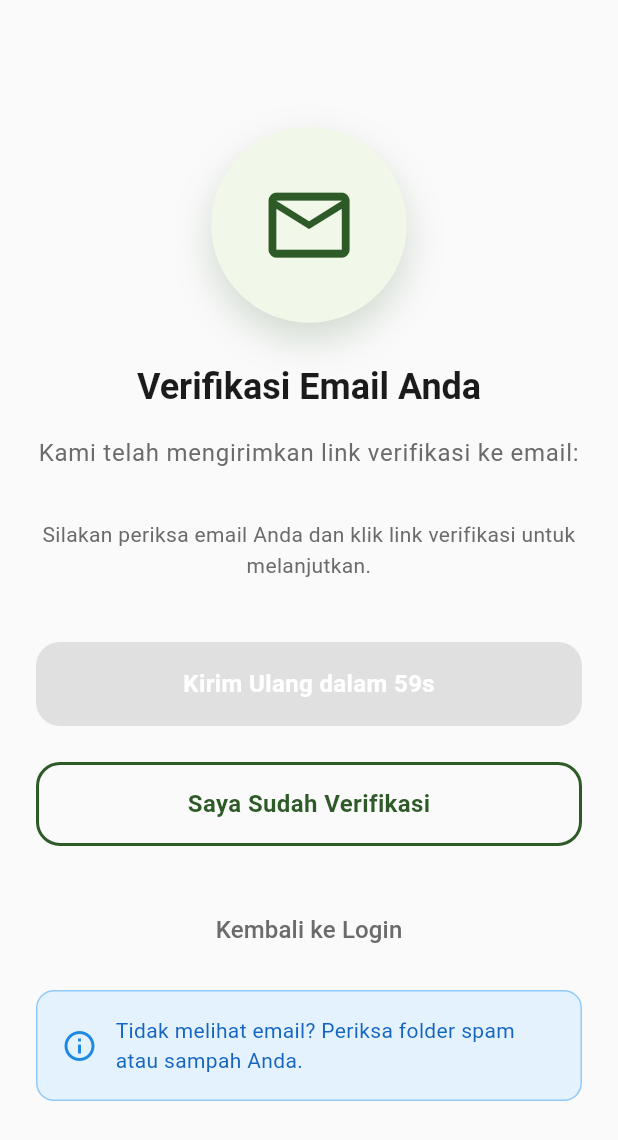
After one commit to prassaaa/HortiKita, a Flutter app: the EmailVerificationScreen screen opened directly, on a phone screen of 412 x 824 dp. The commit adds this screen. Shown: the top 1140 px of the screen. Run offline on Flutter 3.47's test engine with Material 3 defaults, Android fonts, the phone set to English and light mode, and no system bars; our stand-ins replace animated_text_kit, cached_network_image, cloud_firestore, firebase_auth, firebase_core, firebase_storage and 6 more; accounts and stored records are empty.

Commit message:
Add: Implement email verification process and related UI components

```diff
--- /dev/null
+++ b/lib/ui/screens/auth/email_verification_screen.dart
@@ -0,0 +1,382 @@
+import 'package:flutter/material.dart';
+import 'package:logger/logger.dart';
+import 'dart:async';
+import '../../../services/auth_service.dart';
+import '../home/home_screen.dart';
+import 'login_screen.dart';
+
+class EmailVerificationScreen extends StatefulWidget {
+  const EmailVerificationScreen({super.key});
+
+  @override
+  State<EmailVerificationScreen> createState() => _EmailVerificationScreenState();
+}
+
+class _EmailVerificationScreenState extends State<EmailVerificationScreen>
+    with TickerProviderStateMixin {
+  final Logger _logger = Logger();
+  final AuthService _authService = AuthService();
+  Timer? _timer;
+  bool _isLoading = false;
+  bool _canResendEmail = false;
+  int _resendCountdown = 60;
+  Timer? _countdownTimer;
+
+  // Animation Controllers
+  late AnimationController _fadeController;
+  late AnimationController _pulseController;
+  late Animation<double> _fadeAnimation;
+  late Animation<double> _pulseAnimation;
+
+  @override
+  void initState() {
+    super.initState();
+    _initializeAnimations();
+    _startEmailVerificationTimer();
+    _startResendCountdown();
+  }
+
+  @override
+  void dispose() {
+    _timer?.cancel();
+    _countdownTimer?.cancel();
+    _fadeController.dispose();
+    _pulseController.dispose();
+    super.dispose();
+  }
+
+  void _initializeAnimations() {
+    _fadeController = AnimationController(
+      duration: const Duration(milliseconds: 1000),
+      vsync: this,
+    );
+
+    _pulseController = AnimationController(
+      duration: const Duration(milliseconds: 1500),
+      vsync: this,
+    );
+
+    _fadeAnimation = Tween<double>(
+      begin: 0.0,
+      end: 1.0,
+    ).animate(CurvedAnimation(
+      parent: _fadeController,
+      curve: Curves.easeOut,
+    ));
+
+    _pulseAnimation = Tween<double>(
+      begin: 1.0,
+      end: 1.1,
+    ).animate(CurvedAnimation(
+      parent: _pulseController,
+      curve: Curves.easeInOut,
+    ));
+
+    _fadeController.forward();
+    _pulseController.repeat(reverse: true);
+  }
+
+  void _startEmailVerificationTimer() {
+    _timer = Timer.periodic(const Duration(seconds: 3), (timer) async {
+      await _checkEmailVerification();
+    });
+  }
+
+  void _startResendCountdown() {
+    _countdownTimer = Timer.periodic(const Duration(seconds: 1), (timer) {
+      setState(() {
+        if (_resendCountdown > 0) {
+          _resendCountdown--;
+        } else {
+          _canResendEmail = true;
+          timer.cancel();
+        }
+      });
+    });
+  }
+
+  Future<void> _checkEmailVerification() async {
+    try {
+      await _authService.reloadUser();
+      if (_authService.isEmailVerified) {
+        _timer?.cancel();
+        _logger.i('Email verified successfully');
+
+        // Navigate to home screen
+        if (mounted) {
+          Navigator.of(context).pushAndRemoveUntil(
+            MaterialPageRoute(builder: (context) => const HomeScreen()),
+            (route) => false,
+          );
+        }
+      }
+    } catch (e) {
+      _logger.e('Error checking email verification: $e');
+    }
+  }
+
+  Future<void> _resendVerificationEmail() async {
+    if (!_canResendEmail || _isLoading) return;
+
+    setState(() {
+      _isLoading = true;
+    });
+
+    try {
+      await _authService.sendEmailVerification();
+      setState(() {
+        _canResendEmail = false;
+        _resendCountdown = 60;
+      });
+      _startResendCountdown();
+
+      if (mounted) {
+        ScaffoldMessenger.of(context).showSnackBar(
+          const SnackBar(
+            content: Text('Email verifikasi telah dikirim ulang'),
+            backgroundColor: Colors.green,
+          ),
+        );
+      }
+    } catch (e) {
+      _logger.e('Error resending verification email: $e');
+      if (mounted) {
+        ScaffoldMessenger.of(context).showSnackBar(
+          SnackBar(
+            content: Text('Gagal mengirim ulang email: ${e.toString()}'),
+            backgroundColor: Colors.red,
+          ),
+        );
+      }
+    } finally {
+      setState(() {
+        _isLoading = false;
+      });
+    }
+  }
+
+  Future<void> _signOut() async {
+    try {
+      await _authService.signOut();
+      if (mounted) {
+        Navigator.of(context).pushAndRemoveUntil(
+          MaterialPageRoute(builder: (context) => const LoginScreen()),
+          (route) => false,
+        );
+      }
+    } catch (e) {
+      _logger.e('Error signing out: $e');
+    }
+  }
+
+  // Theme Colors
+  static const Color primaryColor = Color(0xFF2D5A27);
+  static const Color primaryLight = Color(0xFF4CAF50);
+  static const Color primarySurface = Color(0xFFF1F8E9);
+  static const Color surfaceColor = Color(0xFFFAFAFA);
+  static const Color textPrimary = Color(0xFF1B1B1B);
+  static const Color textSecondary = Color(0xFF6B6B6B);
+
+  @override
+  Widget build(BuildContext context) {
+    final user = _authService.currentUser;
+
+    return Scaffold(
+      backgroundColor: surfaceColor,
+      body: SafeArea(
+        child: FadeTransition(
+          opacity: _fadeAnimation,
+          child: Padding(
+            padding: const EdgeInsets.all(24.0),
+            child: Column(
+              mainAxisAlignment: MainAxisAlignment.center,
+              children: [
+                // Email Icon with pulse animation
+                ScaleTransition(
+                  scale: _pulseAnimation,
+                  child: Container(
+                    width: 120,
+                    height: 120,
+                    decoration: BoxDecoration(
+                      color: primarySurface,
+                      shape: BoxShape.circle,
+                      boxShadow: [
+                        BoxShadow(
+                          color: primaryColor.withValues(alpha: 0.2),
+                          blurRadius: 20,
+                          offset: const Offset(0, 10),
+                        ),
+                      ],
+                    ),
+                    child: const Icon(
+                      Icons.email_outlined,
+                      size: 60,
+                      color: primaryColor,
+                    ),
+                  ),
+                ),
+
+                const SizedBox(height: 32),
+
+                // Title
+                Text(
+                  'Verifikasi Email Anda',
+                  style: Theme.of(context).textTheme.headlineSmall?.copyWith(
+                    fontWeight: FontWeight.bold,
+                    color: textPrimary,
+                  ),
+                  textAlign: TextAlign.center,
+                ),
+
+                const SizedBox(height: 16),
+
+                // Description
+                Text(
+                  'Kami telah mengirimkan link verifikasi ke email:\n${user?.email ?? ''}',
+                  style: Theme.of(context).textTheme.bodyLarge?.copyWith(
+                    color: textSecondary,
+                    height: 1.5,
+                  ),
+                  textAlign: TextAlign.center,
+                ),
+
+                const SizedBox(height: 8),
+
+                Text(
+                  'Silakan periksa email Anda dan klik link verifikasi untuk melanjutkan.',
+                  style: Theme.of(context).textTheme.bodyMedium?.copyWith(
+                    color: textSecondary,
+                    height: 1.5,
+                  ),
+                  textAlign: TextAlign.center,
+                ),
+
+                const SizedBox(height: 40),
+
+                // Resend Email Button
+                Container(
+                  width: double.infinity,
+                  height: 56,
+                  decoration: BoxDecoration(
+                    borderRadius: BorderRadius.circular(16),
+                    gradient: _canResendEmail && !_isLoading
+                        ? const LinearGradient(
+                            colors: [primaryColor, primaryLight],
+                            begin: Alignment.topLeft,
+                            end: Alignment.bottomRight,
+                          )
+                        : null,
+                    color: !_canResendEmail || _isLoading
+                        ? Colors.grey.shade300
+                        : null,
+                  ),
+                  child: Material(
+                    color: Colors.transparent,
+                    child: InkWell(
+                      borderRadius: BorderRadius.circular(16),
+                      onTap: _canResendEmail && !_isLoading
+                          ? _resendVerificationEmail
+                          : null,
+                      child: Center(
+                        child: _isLoading
+                            ? const SizedBox(
+                                width: 24,
+                                height: 24,
+                                child: CircularProgressIndicator(
+                                  color: Colors.white,
+                                  strokeWidth: 2,
+                                ),
+                              )
+                            : Text(
+                                _canResendEmail
+                                    ? 'Kirim Ulang Email'
+                                    : 'Kirim Ulang dalam ${_resendCountdown}s',
+                                style: const TextStyle(
+                                  color: Colors.white,
+                                  fontSize: 16,
+                                  fontWeight: FontWeight.w600,
+                                ),
+                              ),
+                      ),
+                    ),
+                  ),
+                ),
+
+                const SizedBox(height: 24),
+
+                // Check Email Button
+                Container(
+                  width: double.infinity,
+                  height: 56,
+                  decoration: BoxDecoration(
+                    borderRadius: BorderRadius.circular(16),
+                    border: Border.all(color: primaryColor, width: 2),
+                  ),
+                  child: Material(
+                    color: Colors.transparent,
+                    child: InkWell(
+                      borderRadius: BorderRadius.circular(14),
+                      onTap: _checkEmailVerification,
+                      child: const Center(
+                        child: Text(
+                          'Saya Sudah Verifikasi',
+                          style: TextStyle(
+                            color: primaryColor,
+                            fontSize: 16,
+                            fontWeight: FontWeight.w600,
+                          ),
+                        ),
+                      ),
+                    ),
+                  ),
+                ),
+
+                const SizedBox(height: 32),
+
+                // Sign Out Button
+                TextButton(
+                  onPressed: _signOut,
+                  child: Text(
+                    'Kembali ke Login',
+                    style: TextStyle(
+                      color: textSecondary,
+                      fontSize: 16,
+                      fontWeight: FontWeight.w500,
+                    ),
+                  ),
+                ),
+
+                const SizedBox(height: 16),
+
+                // Info Text
+                Container(
+                  padding: const EdgeInsets.all(16),
+                  decoration: BoxDecoration(
+                    color: Colors.blue.shade50,
+                    borderRadius: BorderRadius.circular(12),
+                    border: Border.all(color: Colors.blue.shade200),
+                  ),
+                  child: Row(
+                    children: [
+                      Icon(Icons.info_outline, color: Colors.blue.shade600),
+                      const SizedBox(width: 12),
+                      Expanded(
+                        child: Text(
+                          'Tidak melihat email? Periksa folder spam atau sampah Anda.',
+                          style: TextStyle(
+                            color: Colors.blue.shade800,
+                            fontSize: 14,
+                          ),
+                        ),
+                      ),
+                    ],
+                  ),
+                ),
+              ],
+            ),
+          ),
+        ),
+      ),
+    );
+  }
+}
--- a/lib/ui/screens/auth/register_screen.dart
+++ b/lib/ui/screens/auth/register_screen.dart
@@ -1,7 +1,8 @@
 import 'package:flutter/material.dart';
 import 'package:firebase_auth/firebase_auth.dart';
 import 'package:cloud_firestore/cloud_firestore.dart';
-import '../home/home_screen.dart';
+import 'package:logger/logger.dart';
+import 'email_verification_screen.dart';
 
 class RegisterScreen extends StatefulWidget {
   const RegisterScreen({super.key});
@@ -19,6 +20,7 @@ class RegisterScreenState extends State<RegisterScreen> with SingleTickerProvide
 
   final FirebaseAuth _auth = FirebaseAuth.instance;
   final FirebaseFirestore _firestore = FirebaseFirestore.instance;
+  final Logger _logger = Logger();
 
   bool _isLoading = false;
   bool _obscurePassword = true;
@@ -89,6 +91,10 @@ class RegisterScreenState extends State<RegisterScreen> with SingleTickerProvide
           password: _passwordController.text,
         );
 
+        // Send email verification
+        await userCredential.user?.sendEmailVerification();
+        _logger.i('Email verification sent to: ${_emailController.text.trim()}');
+
         // Update display name
         await userCredential.user?.updateDisplayName(_nameController.text.trim());
 
@@ -107,14 +113,15 @@ class RegisterScreenState extends State<RegisterScreen> with SingleTickerProvide
         if (!mounted) return;
 
         // Show success message
-        _showSuccessSnackBar('Akun berhasil dibuat! Selamat datang ${_nameController.text.trim()}');
+        _showSuccessSnackBar('Akun berhasil dibuat! Silakan verifikasi email Anda.');
 
-        // Navigasi ke HomeScreen setelah berhasil register
+        // Navigate to Email Verification Screen
         Navigator.pushReplacement(
           context,
-          _createPageRoute(const HomeScreen()),
+          _createPageRoute(const EmailVerificationScreen()),
         );
       } catch (e) {
+        _logger.e('Error during registration: $e');
         if (!mounted) return;
         _showErrorSnackBar(_getReadableErrorMessage(e));
       } finally {
--- a/lib/ui/screens/splash/splash_screen.dart
+++ b/lib/ui/screens/splash/splash_screen.dart
@@ -5,6 +5,7 @@ import 'package:cloud_firestore/cloud_firestore.dart';
 import 'package:lottie/lottie.dart';
 import 'package:animated_text_kit/animated_text_kit.dart';
 import '../auth/login_screen.dart';
+import '../auth/email_verification_screen.dart';
 import '../home/home_screen.dart';
 import '../admin/admin_dashboard_screen.dart';
 
@@ -132,6 +133,18 @@ class SplashScreenState extends State<SplashScreen> with TickerProviderStateMixi
       if (currentUser != null) {
         _logger.d('User logged in: ${currentUser.email}');
 
+        // Reload user to get latest verification status
+        await currentUser.reload();
+        final user = _auth.currentUser; // Get updated user
+
+        // Check if email is verified
+        if (user != null && !user.emailVerified) {
+          _logger.d('Email not verified, navigating to EmailVerificationScreen');
+          if (!mounted) return;
+          _navigateWithTransition(const EmailVerificationScreen());
+          return;
+        }
+
         try {
           final doc = await _firestore
               .collection('users')
@@ -143,7 +156,7 @@ class SplashScreenState extends State<SplashScreen> with TickerProviderStateMixi
             final role = data['role'] as String?;
             final isAdmin = role == 'admin';
 
-            _logger.d('User: ${currentUser.email}, role: $role, isAdmin: $isAdmin');
+            _logger.d('User: ${currentUser.email}, role: $role, isAdmin: $isAdmin, emailVerified: ${user?.emailVerified}');
 
             if (!mounted) return;
 
```
Also changed, not shown: lib/data/providers/auth_provider.dart (+51 -3 lines), lib/main.dart (+12 -83 lines), lib/services/auth_service.dart (+39 -0 lines), lib/ui/screens/auth/login_screen.dart (+17 -1 lines), 2 other files.
